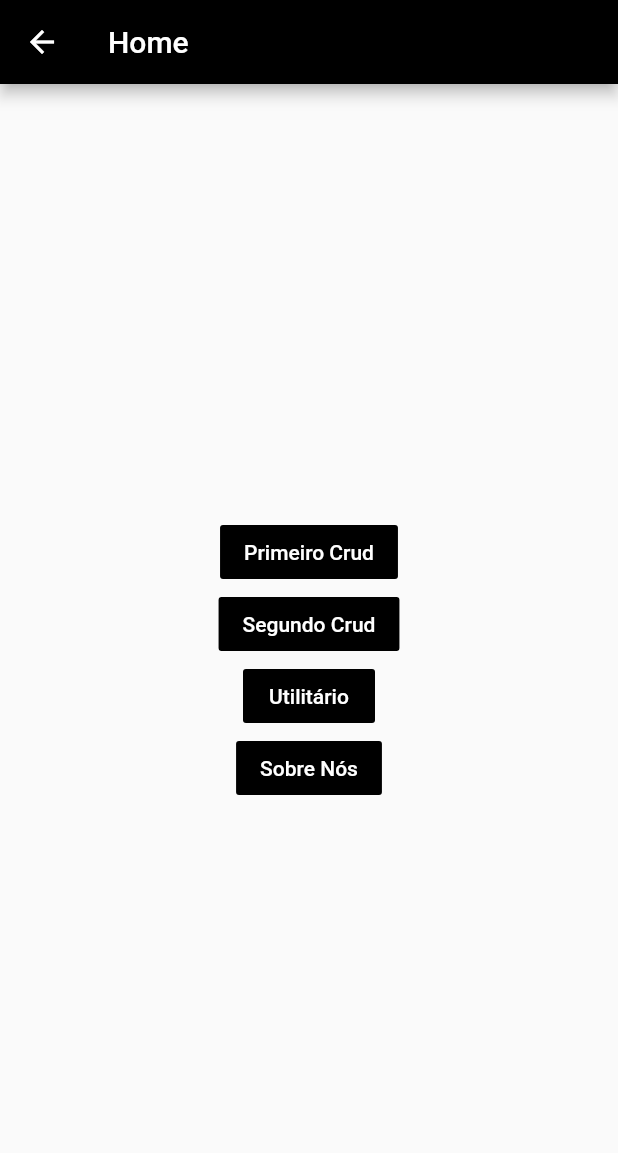
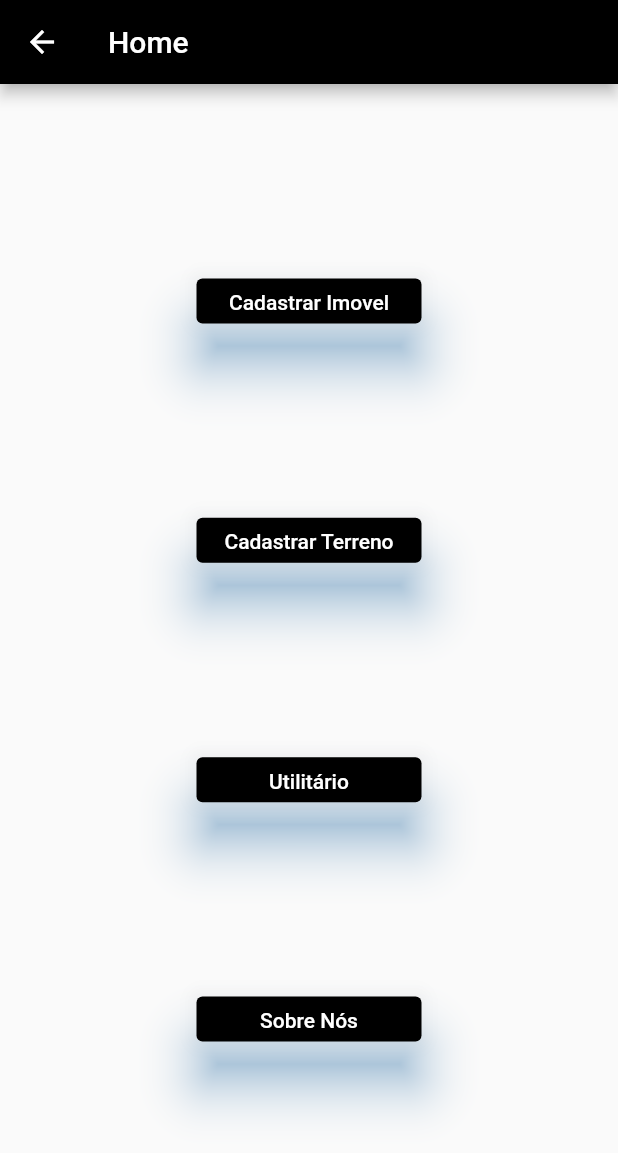
Before and after one commit to h0nj/AppFlutter, a Flutter app: the principal screen opened directly, on a phone screen of 412 x 824 dp. Shown: the top 1153 px of the screen. Run offline on Flutter 3.47's test engine with Material 2 defaults, Android fonts, the phone set to English and light mode, and no system bars; our stand-ins replace sqflite; accounts and stored records are empty.

Commit message:
Primeiras alterações

```diff
--- a/lib/main.dart
+++ b/lib/main.dart
@@ -1,4 +1,5 @@
 import 'package:flutter/material.dart';
+import 'package:flutter_application_1/helpers/DatabaseHelper.dart';
 import 'principal.dart';
 
 void main() {
--- a/lib/principal.dart
+++ b/lib/principal.dart
@@ -1,3 +1,5 @@
+// ignore_for_file: deprecated_member_use
+
 import 'package:flutter/material.dart';
 import 'package:flutter_application_1/sobre_nos.dart';
 import 'package:flutter_application_1/utilitario.dart';
@@ -18,49 +20,106 @@ class principal extends StatelessWidget {
       ),
       body: Center(
         child: Column(
-          mainAxisAlignment: MainAxisAlignment.center,
-          children: [
-            //Botão que redireciona para a página SOBRE NÓS
-              FlatButton(
-                color: Colors.black,
-                textColor: Colors.white,
-                child: Text('Primeiro Crud'),
+          mainAxisAlignment: MainAxisAlignment.spaceEvenly,
+          children:[
+              SizedBox(
+                height: 30,
+                width: 150,
+                  child :TextButton(
+                    style: TextButton.styleFrom(
+                    backgroundColor: Colors.black,
+                    elevation: 15,
+                    shadowColor: Colors.blue,
+                  ),
+                  // ignore: prefer_const_constructors
+                  child: Text(
+                    'Cadastrar Imovel',
+                    // ignore: prefer_const_constructors
+                    style: TextStyle(
+                      color: Colors.white,
+                    ),
+                  ),
                     onPressed: () {
                       Navigator.push(context,
                       MaterialPageRoute(builder: (context) => cad_imoveis()));
                     },
+                  )
               ),
-            //BOTÃO QUE REDIRECIONA PRO PRIMEIRO CRUD
-            FlatButton(
-                color: Colors.black,
-                textColor: Colors.white,
-                child: Text('Segundo Crud'),
+
+
+              SizedBox(
+                height: 30,
+                width: 150,
+                child: TextButton(
+                  style: TextButton.styleFrom(
+                  backgroundColor: Colors.black,
+                  elevation: 15,
+                  shadowColor: Colors.blue,
+                ),
+                // ignore: prefer_const_constructors
+                child: Text(
+                  'Cadastrar Terreno',
+                  // ignore: prefer_const_constructors
+                  style: TextStyle(
+                    color: Colors.white,
+                  ),
+                ),
                   onPressed: () {
                     Navigator.push(context,
                     MaterialPageRoute(builder: (context) => cad_terreno()));
                   },
                 ),
-            //BOTÃO QUE REDIRECIONA PRO PRIMEIRO CRUD
-            FlatButton(
-                color: Colors.black,
-                textColor: Colors.white,
-                child: Text('Utilitário'),
+            ),
+
+
+              SizedBox(
+                height: 30,
+                width: 150,
+                child:TextButton(
+                  style: TextButton.styleFrom(
+                  backgroundColor: Colors.black,
+                  elevation: 15,
+                  shadowColor: Colors.blue,
+                ),
+                // ignore: prefer_const_constructors
+                child: Text(
+                  'Utilitário',
+                  // ignore: prefer_const_constructors
+                  style: TextStyle(
+                    color: Colors.white,
+                  ),
+                ),
                   onPressed: () {
                     Navigator.push(context,
                     MaterialPageRoute(builder: (context) => utilitario()));
                   },
                 ),
+              ),
 
-            FlatButton(
-                color: Colors.black,
-                textColor: Colors.white,
-                child: Text('Sobre Nós'),
+
+            SizedBox(
+                height: 30,
+                width: 150,
+              child: TextButton(
+                style: TextButton.styleFrom(
+                backgroundColor: Colors.black,
+                elevation: 15,
+                shadowColor: Colors.blue,
+              ),
+              // ignore: prefer_const_constructors
+              child: Text(
+                'Sobre Nós',
+                // ignore: prefer_const_constructors
+                style: TextStyle(
+                  color: Colors.white,
+                ),
+              ),
                 onPressed: () {
                   Navigator.push(context,
                   MaterialPageRoute(builder: (context) => sobre_nos()));
                 },
               ),
-
+            ),
           ],
         ),
       )
--- a/pubspec.yaml
+++ b/pubspec.yaml
@@ -35,6 +35,7 @@ dependencies:
   # Use with the CupertinoIcons class for iOS style icons.
   sqflite: ^1.1.5
   cupertino_icons: ^1.0.2
+  path_provider: ^2.0.11
 
 dev_dependencies:
   flutter_test:
```
Also changed, not shown: lib/cad_imoveis.dart (+106 -8 lines), lib/helpers/DatabaseHelper.dart (added, +81 -0 lines), pubspec.lock, 1 other file. Lines whose indentation alone changed are shown as unchanged.
